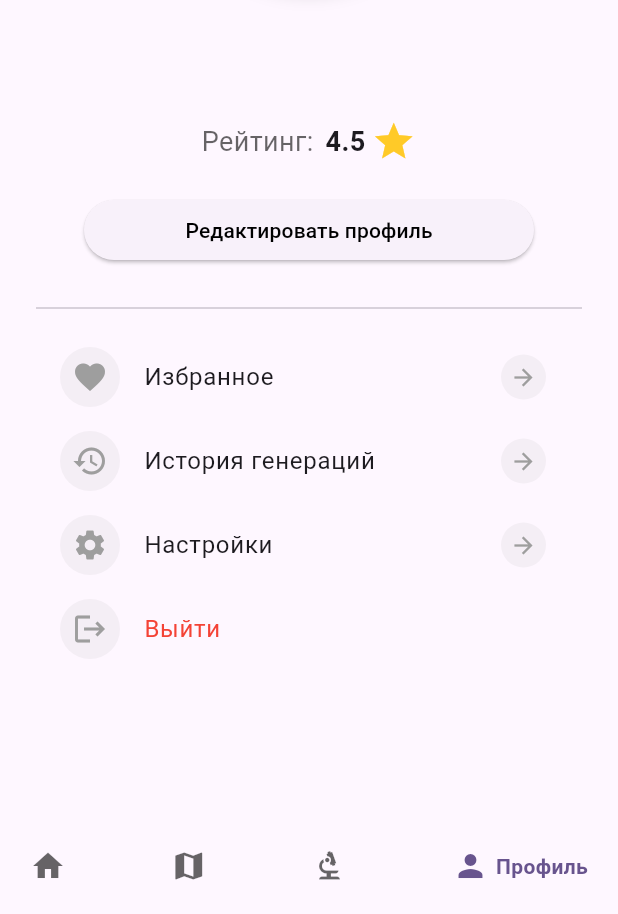
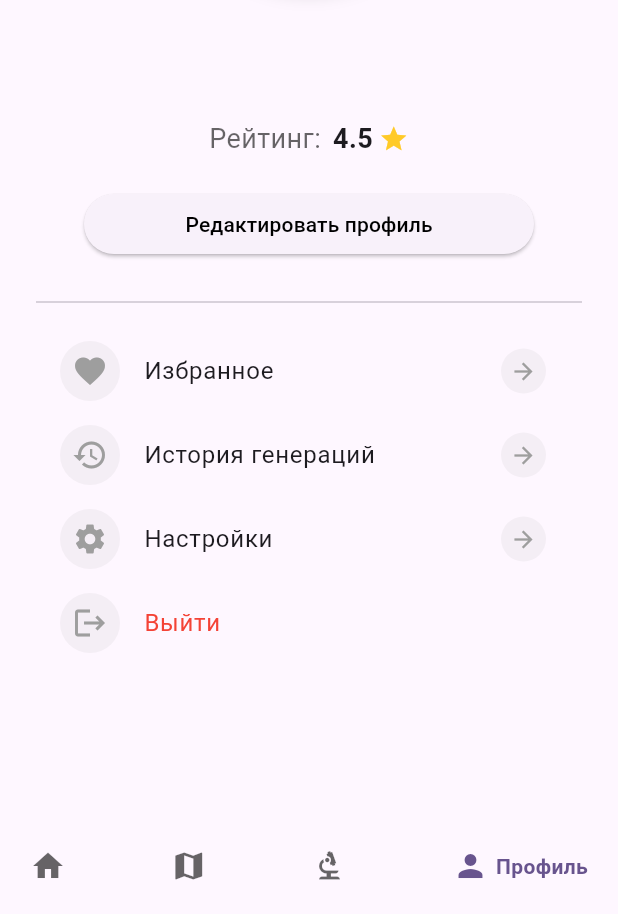
Before and after one commit to OLEJOJEK23/Hairs-You, a Flutter app: the ProfileScreen screen opened by its route, on a phone screen of 412 x 824 dp, the part 322-1236 px from its top. Run offline on Flutter 3.47's test engine with Material 3 defaults, Android fonts, the phone set to English and light mode, and no system bars; drawn by our look-alikes of google_nav_bar; our stand-ins replace auto_route, firebase_auth, firebase_core, google_sign_in, image_picker, intl_phone_number_input and 1 more; accounts and stored records are empty.

Commit message:
почти финальный макет профиля

```diff
--- a/lib/features/ProfileScreen/view/Profile.dart
+++ b/lib/features/ProfileScreen/view/Profile.dart
@@ -172,7 +172,7 @@ class _ProfileScreenState extends State<ProfileScreen> {
           style: const TextStyle(fontWeight: FontWeight.bold, fontSize: 18),
         ),
         const SizedBox(width: 4),
-        Icon(Icons.star, color: Colors.amber[400], size: 30),
+        Icon(Icons.star, color: Colors.amber[400], size: 20),
       ],
     );
   }
```
